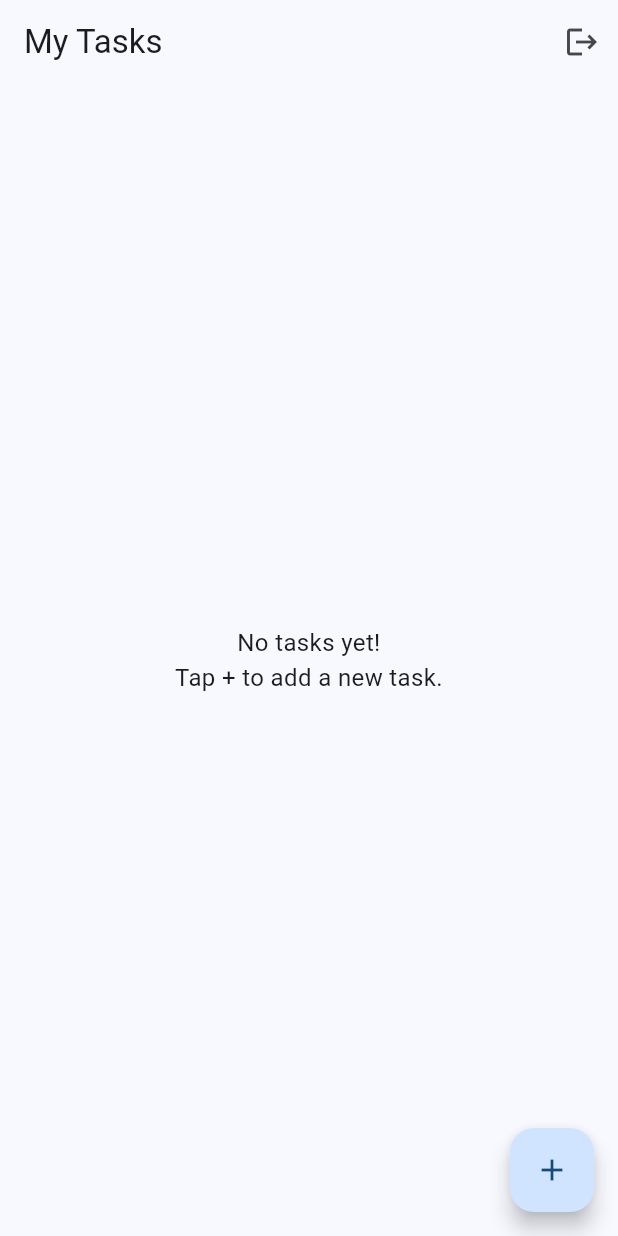
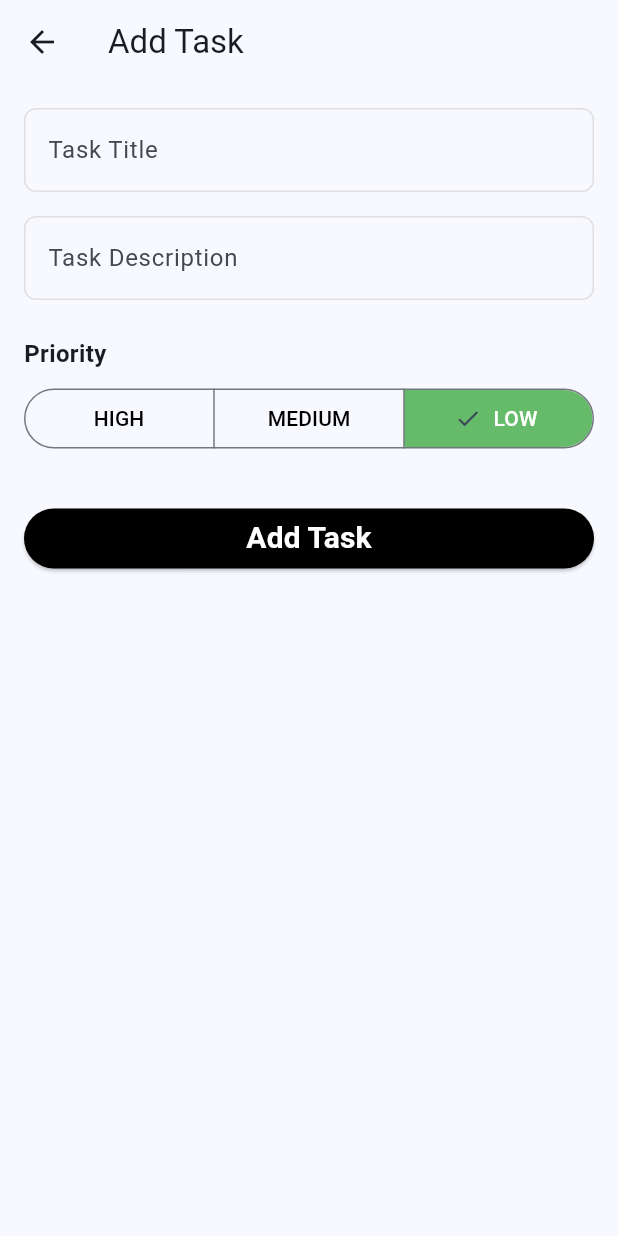
Before and after one commit to SahilSharma2710/assignment, a Flutter app: the screen it shows once a user with an empty profile is signed in, after a tap on the "add" icon, on a phone screen of 412 x 824 dp. Run offline on Flutter 3.47's test engine with Material 3 defaults, Android fonts, the phone set to English and light mode, and no system bars; our stand-ins replace cloud_firestore, firebase_auth, firebase_core, flutter_riverpod; accounts and stored records are empty.

Commit message:
added edit screen

```diff
--- /dev/null
+++ b/lib/screens/add_edit_task_screen.dart
@@ -0,0 +1,183 @@
+import 'package:flutter/material.dart';
+import 'package:flutter_riverpod/flutter_riverpod.dart';
+import 'package:miles_assignment/models/priority.dart';
+import 'package:miles_assignment/models/task.dart';
+import 'package:miles_assignment/providers/providers.dart';
+import 'package:miles_assignment/widgets/custom_text_field.dart';
+
+class AddEditTaskScreen extends ConsumerStatefulWidget {
+  final Task? task;
+
+  const AddEditTaskScreen({super.key, this.task});
+
+  @override
+  ConsumerState<AddEditTaskScreen> createState() => _AddEditTaskScreenState();
+}
+
+class _AddEditTaskScreenState extends ConsumerState<AddEditTaskScreen> {
+  final _formKey = GlobalKey<FormState>();
+  final _titleController = TextEditingController();
+  final _descriptionController = TextEditingController();
+  Priority _selectedPriority = Priority.low;
+  bool _isLoading = false;
+
+  @override
+  void initState() {
+    super.initState();
+    if (widget.task != null) {
+      _titleController.text = widget.task!.title;
+      _descriptionController.text = widget.task!.description;
+      _selectedPriority = widget.task!.priority;
+    }
+  }
+
+  @override
+  void dispose() {
+    _titleController.dispose();
+    _descriptionController.dispose();
+    super.dispose();
+  }
+
+  Future<void> _saveTask() async {
+    if (!_formKey.currentState!.validate()) return;
+
+    setState(() => _isLoading = true);
+
+    try {
+      final task = Task(
+        id: widget.task?.id ?? '',
+        title: _titleController.text.trim(),
+        description: _descriptionController.text.trim(),
+        createdOn: widget.task?.createdOn ?? DateTime.now(),
+        priority: _selectedPriority,
+        userId: ref.read(currentUserProvider)?.uid ?? '',
+      );
+
+      if (widget.task == null) {
+        await ref.read(taskServiceProvider).addTask(task);
+      } else {
+        await ref.read(taskServiceProvider).updateTask(task);
+      }
+
+      if (mounted) {
+        Navigator.pop(context);
+      }
+    } catch (e) {
+      if (mounted) {
+        ScaffoldMessenger.of(
+          context,
+        ).showSnackBar(SnackBar(content: Text(e.toString())));
+      }
+    } finally {
+      if (mounted) {
+        setState(() => _isLoading = false);
+      }
+    }
+  }
+
+  @override
+  Widget build(BuildContext context) {
+    return Scaffold(
+      appBar: AppBar(
+        title: Text(widget.task == null ? 'Add Task' : 'Edit Task'),
+      ),
+      body: Padding(
+        padding: const EdgeInsets.all(16.0),
+        child: Form(
+          key: _formKey,
+          child: Column(
+            crossAxisAlignment: CrossAxisAlignment.start,
+            children: [
+              CustomTextField(
+                controller: _titleController,
+                hintText: 'Task Title',
+                validator: (value) {
+                  if (value == null || value.isEmpty) {
+                    return 'Please enter a title';
+                  }
+                  return null;
+                },
+              ),
+              const SizedBox(height: 16),
+              CustomTextField(
+                controller: _descriptionController,
+                hintText: 'Task Description',
+                validator: (value) {
+                  if (value == null || value.isEmpty) {
+                    return 'Please enter a description';
+                  }
+                  return null;
+                },
+              ),
+              const SizedBox(height: 24),
+              const Text(
+                'Priority',
+                style: TextStyle(fontSize: 16, fontWeight: FontWeight.bold),
+              ),
+              const SizedBox(height: 8),
+              Row(
+                children: [
+                  Expanded(
+                    child: SegmentedButton<Priority>(
+                      segments: Priority.values
+                          .map(
+                            (priority) => ButtonSegment<Priority>(
+                              value: priority,
+                              label: Text(
+                                priority.name.toUpperCase(),
+                                style: TextStyle(
+                                  color: _selectedPriority == priority
+                                      ? Colors.white
+                                      : Colors.black,
+                                ),
+                              ),
+                            ),
+                          )
+                          .toList(),
+                      selected: {_selectedPriority},
+                      onSelectionChanged: (Set<Priority> newSelection) {
+                        setState(() {
+                          _selectedPriority = newSelection.first;
+                        });
+                      },
+                      style: ButtonStyle(
+                        backgroundColor: WidgetStateProperty.resolveWith<Color>(
+                          (Set<WidgetState> states) {
+                            if (states.contains(WidgetState.selected)) {
+                              return Colors.green.shade400;
+                            }
+                            return Colors.transparent;
+                          },
+                        ),
+                      ),
+                    ),
+                  ),
+                ],
+              ),
+              const SizedBox(height: 32),
+              SizedBox(
+                width: double.infinity,
+                child: ElevatedButton(
+                  style: ElevatedButton.styleFrom(
+                    backgroundColor: Colors.black,
+                  ),
+                  onPressed: _isLoading ? null : _saveTask,
+                  child: _isLoading
+                      ? const CircularProgressIndicator()
+                      : Text(
+                          widget.task == null ? 'Add Task' : 'Update Task',
+                          style: const TextStyle(
+                            color: Colors.white,
+                            fontSize: 20,
+                            fontWeight: FontWeight.bold,
+                          ),
+                        ),
+                ),
+              ),
+            ],
+          ),
+        ),
+      ),
+    );
+  }
+}
--- a/lib/screens/home_screen.dart
+++ b/lib/screens/home_screen.dart
@@ -1,6 +1,7 @@
 import 'package:flutter/material.dart';
 import 'package:flutter_riverpod/flutter_riverpod.dart';
 import 'package:miles_assignment/providers/providers.dart';
+import 'package:miles_assignment/screens/add_edit_task_screen.dart';
 import 'package:miles_assignment/widgets/task_item.dart';
 
 class HomeScreen extends ConsumerWidget {
@@ -41,7 +42,12 @@ class HomeScreen extends ConsumerWidget {
               return TaskItem(
                 task: task,
                 onEdit: () {
-                  // We'll implement this later
+                  Navigator.push(
+                    context,
+                    MaterialPageRoute(
+                      builder: (context) => AddEditTaskScreen(task: task),
+                    ),
+                  );
                 },
                 onDelete: () async {
                   final shouldDelete = await showDialog<bool>(
@@ -79,10 +85,14 @@ class HomeScreen extends ConsumerWidget {
         error: (error, stack) => Center(child: Text('Error: $error')),
       ),
       floatingActionButton: FloatingActionButton(
+        backgroundColor: Colors.black,
         onPressed: () {
-          // We'll implement this later
+          Navigator.push(
+            context,
+            MaterialPageRoute(builder: (context) => const AddEditTaskScreen()),
+          );
         },
-        child: const Icon(Icons.add),
+        child: const Icon(Icons.add, color: Colors.white),
       ),
     );
   }
--- a/lib/screens/signin_screen.dart
+++ b/lib/screens/signin_screen.dart
@@ -94,10 +94,20 @@ class _SignInScreenState extends ConsumerState<SignInScreen> {
               SizedBox(
                 width: double.infinity,
                 child: ElevatedButton(
+                  style: ElevatedButton.styleFrom(
+                    backgroundColor: Colors.black,
+                  ),
                   onPressed: _isLoading ? null : _signIn,
                   child: _isLoading
                       ? const CircularProgressIndicator()
-                      : const Text('Sign In'),
+                      : const Text(
+                          'Sign In',
+                          style: TextStyle(
+                            color: Colors.white,
+                            fontSize: 20,
+                            fontWeight: FontWeight.bold,
+                          ),
+                        ),
                 ),
               ),
               const SizedBox(height: 16),
--- a/lib/screens/signup_screen.dart
+++ b/lib/screens/signup_screen.dart
@@ -112,10 +112,20 @@ class _SignUpScreenState extends ConsumerState<SignUpScreen> {
               SizedBox(
                 width: double.infinity,
                 child: ElevatedButton(
+                  style: ElevatedButton.styleFrom(
+                    backgroundColor: Colors.black,
+                  ),
                   onPressed: _isLoading ? null : _signUp,
                   child: _isLoading
                       ? const CircularProgressIndicator()
-                      : const Text('Sign Up'),
+                      : const Text(
+                          'Sign Up',
+                          style: TextStyle(
+                            color: Colors.white,
+                            fontSize: 20,
+                            fontWeight: FontWeight.bold,
+                          ),
+                        ),
                 ),
               ),
               const SizedBox(height: 16),
```
